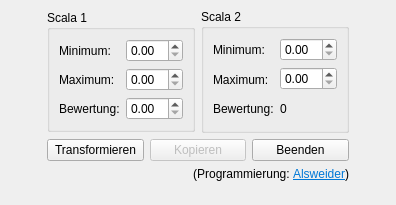
The window that mainwindow.ui (Alsweider/Scalatrafo) describes before a commit, drawn with Qt 5.
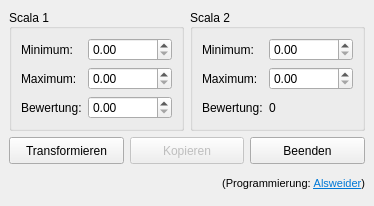
The same window after the commit.

```diff
--- a/mainwindow.ui
+++ b/mainwindow.ui
@@ -6,106 +6,123 @@
    <rect>
     <x>0</x>
     <y>0</y>
-    <width>396</width>
-    <height>205</height>
+    <width>374</width>
+    <height>206</height>
    </rect>
   </property>
+  <property name="sizePolicy">
+   <sizepolicy hsizetype="Expanding" vsizetype="Expanding">
+    <horstretch>0</horstretch>
+    <verstretch>0</verstretch>
+   </sizepolicy>
+  </property>
   <property name="windowTitle">
    <string>Scalatrafo v0.0.4</string>
   </property>
   <widget class="QWidget" name="centralwidget">
-   <layout class="QGridLayout" name="gridLayout_3">
+   <property name="sizePolicy">
+    <sizepolicy hsizetype="Expanding" vsizetype="Expanding">
+     <horstretch>0</horstretch>
+     <verstretch>0</verstretch>
+    </sizepolicy>
+   </property>
+   <layout class="QGridLayout" name="gridLayout">
     <item row="0" column="0">
-     <layout class="QHBoxLayout" name="horizontalLayout_4">
+     <layout class="QVBoxLayout" name="verticalLayout_2">
+      <item>
+       <layout class="QHBoxLayout" name="horizontalLayout_2">
       <item>
        <widget class="QGroupBox" name="groupBox">
         <property name="sizePolicy">
-         <sizepolicy hsizetype="Fixed" vsizetype="Fixed">
+           <sizepolicy hsizetype="Expanding" vsizetype="Expanding">
           <horstretch>0</horstretch>
           <verstretch>0</verstretch>
          </sizepolicy>
         </property>
-        <property name="styleSheet">
-         <string notr="true">font: 14pt &quot;Times New Roman&quot;;</string>
-        </property>
         <property name="title">
          <string>Scala 1</string>
         </property>
-        <layout class="QGridLayout" name="gridLayout">
-         <item row="0" column="1">
-          <layout class="QHBoxLayout" name="horizontalLayout">
-           <item>
-            <layout class="QVBoxLayout" name="verticalLayout">
-             <item>
+          <property name="alignment">
+           <set>Qt::AlignLeading|Qt::AlignLeft|Qt::AlignVCenter</set>
+          </property>
+          <layout class="QFormLayout" name="formLayout_2">
+           <item row="0" column="0">
               <widget class="QLabel" name="label">
+             <property name="sizePolicy">
+              <sizepolicy hsizetype="Expanding" vsizetype="Expanding">
+               <horstretch>0</horstretch>
+               <verstretch>0</verstretch>
+              </sizepolicy>
+             </property>
                <property name="toolTip">
                 <string>Niedrigstmöglicher Wert von Scala 1.</string>
                </property>
-               <property name="styleSheet">
-                <string notr="true">font: 14pt &quot;Times New Roman&quot;;</string>
-               </property>
                <property name="text">
                 <string>Minimum:</string>
                </property>
               </widget>
              </item>
-             <item>
+           <item row="0" column="1">
+            <widget class="QDoubleSpinBox" name="spinBoxMin1">
+             <property name="sizePolicy">
+              <sizepolicy hsizetype="Expanding" vsizetype="Expanding">
+               <horstretch>0</horstretch>
+               <verstretch>0</verstretch>
+              </sizepolicy>
+             </property>
+            </widget>
+           </item>
+           <item row="1" column="0">
               <widget class="QLabel" name="label_2">
+             <property name="sizePolicy">
+              <sizepolicy hsizetype="Expanding" vsizetype="Expanding">
+               <horstretch>0</horstretch>
+               <verstretch>0</verstretch>
+              </sizepolicy>
+             </property>
                <property name="toolTip">
                 <string>Größtmöglicher Wert von Scala 1.</string>
                </property>
-               <property name="styleSheet">
-                <string notr="true">font: 14pt &quot;Times New Roman&quot;;</string>
-               </property>
                <property name="text">
                 <string>Maximum:</string>
                </property>
               </widget>
              </item>
-             <item>
+           <item row="1" column="1">
+            <widget class="QDoubleSpinBox" name="spinBoxMax1">
+             <property name="sizePolicy">
+              <sizepolicy hsizetype="Expanding" vsizetype="Expanding">
+               <horstretch>0</horstretch>
+               <verstretch>0</verstretch>
+              </sizepolicy>
+             </property>
+            </widget>
+           </item>
+           <item row="2" column="0">
               <widget class="QLabel" name="label_3">
+             <property name="sizePolicy">
+              <sizepolicy hsizetype="Expanding" vsizetype="Expanding">
+               <horstretch>0</horstretch>
+               <verstretch>0</verstretch>
+              </sizepolicy>
+             </property>
                <property name="toolTip">
                 <string>Ein Wert zwischen Minimum und Maximum auf Scala 1.</string>
                </property>
-               <property name="styleSheet">
-                <string notr="true">font: 14pt &quot;Times New Roman&quot;;</string>
-               </property>
                <property name="text">
                 <string>Bewertung:</string>
                </property>
               </widget>
              </item>
-            </layout>
-           </item>
-           <item>
-            <layout class="QVBoxLayout" name="verticalLayout_6">
-             <item>
-              <widget class="QDoubleSpinBox" name="spinBoxMin1">
-               <property name="styleSheet">
-                <string notr="true">font: 14pt &quot;Times New Roman&quot;;</string>
-               </property>
-              </widget>
-             </item>
-             <item>
-              <widget class="QDoubleSpinBox" name="spinBoxMax1">
-               <property name="styleSheet">
-                <string notr="true">font: 14pt &quot;Times New Roman&quot;;</string>
-               </property>
-              </widget>
-             </item>
-             <item>
+           <item row="2" column="1">
               <widget class="QDoubleSpinBox" name="spinBoxBewertung1">
-               <property name="styleSheet">
-                <string notr="true">font: 14pt &quot;Times New Roman&quot;;</string>
-               </property>
-              </widget>
-             </item>
-            </layout>
-           </item>
-           <item>
-            <layout class="QVBoxLayout" name="verticalLayout_2"/>
-           </item>
-          </layout>
+             <property name="sizePolicy">
+              <sizepolicy hsizetype="Expanding" vsizetype="Expanding">
+               <horstretch>0</horstretch>
+               <verstretch>0</verstretch>
+              </sizepolicy>
+             </property>
+            </widget>
          </item>
         </layout>
        </widget>
@@ -113,83 +130,90 @@
       <item>
        <widget class="QGroupBox" name="groupBox_3">
         <property name="sizePolicy">
-         <sizepolicy hsizetype="Fixed" vsizetype="Fixed">
+           <sizepolicy hsizetype="Expanding" vsizetype="Expanding">
           <horstretch>0</horstretch>
           <verstretch>0</verstretch>
          </sizepolicy>
         </property>
-        <property name="styleSheet">
-         <string notr="true">font: 14pt &quot;Times New Roman&quot;;</string>
-        </property>
         <property name="title">
          <string>Scala 2</string>
         </property>
-        <layout class="QGridLayout" name="gridLayout_2">
+          <property name="alignment">
+           <set>Qt::AlignLeading|Qt::AlignLeft|Qt::AlignVCenter</set>
+          </property>
+          <layout class="QFormLayout" name="formLayout">
          <item row="0" column="0">
-          <layout class="QHBoxLayout" name="horizontalLayout_2">
-           <item>
-            <layout class="QVBoxLayout" name="verticalLayout_3">
-             <item>
               <widget class="QLabel" name="label_4">
+             <property name="sizePolicy">
+              <sizepolicy hsizetype="Expanding" vsizetype="Expanding">
+               <horstretch>0</horstretch>
+               <verstretch>0</verstretch>
+              </sizepolicy>
+             </property>
                <property name="toolTip">
                 <string>Niedrigstmöglicher Wert von Scala 2.</string>
                </property>
-               <property name="styleSheet">
-                <string notr="true">font: 14pt &quot;Times New Roman&quot;;</string>
-               </property>
                <property name="text">
                 <string>Minimum:</string>
                </property>
               </widget>
              </item>
-             <item>
+           <item row="0" column="1">
+            <widget class="QDoubleSpinBox" name="spinBoxMin2">
+             <property name="sizePolicy">
+              <sizepolicy hsizetype="Expanding" vsizetype="Expanding">
+               <horstretch>0</horstretch>
+               <verstretch>0</verstretch>
+              </sizepolicy>
+             </property>
+            </widget>
+           </item>
+           <item row="1" column="0">
               <widget class="QLabel" name="label_5">
+             <property name="sizePolicy">
+              <sizepolicy hsizetype="Expanding" vsizetype="Expanding">
+               <horstretch>0</horstretch>
+               <verstretch>0</verstretch>
+              </sizepolicy>
+             </property>
                <property name="toolTip">
                 <string>Größtmöglicher Wert von Scala 2.</string>
                </property>
-               <property name="styleSheet">
-                <string notr="true">font: 14pt &quot;Times New Roman&quot;;</string>
-               </property>
                <property name="text">
                 <string>Maximum:</string>
                </property>
               </widget>
              </item>
-             <item>
+           <item row="1" column="1">
+            <widget class="QDoubleSpinBox" name="spinBoxMax2">
+             <property name="sizePolicy">
+              <sizepolicy hsizetype="Expanding" vsizetype="Expanding">
+               <horstretch>0</horstretch>
+               <verstretch>0</verstretch>
+              </sizepolicy>
+             </property>
+            </widget>
+           </item>
+           <item row="2" column="0">
               <widget class="QLabel" name="label_6">
+             <property name="sizePolicy">
+              <sizepolicy hsizetype="Expanding" vsizetype="Expanding">
+               <horstretch>0</horstretch>
+               <verstretch>0</verstretch>
+              </sizepolicy>
+             </property>
                <property name="toolTip">
                 <string>Der von Scala 1 nach Scala 2 übertragene Wert.</string>
                </property>
-               <property name="styleSheet">
-                <string notr="true">font: 14pt &quot;Times New Roman&quot;;</string>
-               </property>
                <property name="text">
                 <string>Bewertung:</string>
                </property>
               </widget>
              </item>
-            </layout>
-           </item>
-           <item>
-            <layout class="QVBoxLayout" name="verticalLayout_4">
-             <item>
-              <widget class="QDoubleSpinBox" name="spinBoxMin2">
-               <property name="styleSheet">
-                <string notr="true">font: 14pt &quot;Times New Roman&quot;;</string>
-               </property>
-              </widget>
-             </item>
-             <item>
-              <widget class="QDoubleSpinBox" name="spinBoxMax2">
-               <property name="styleSheet">
-                <string notr="true">font: 14pt &quot;Times New Roman&quot;;</string>
-               </property>
-              </widget>
-             </item>
-             <item>
+           <item row="2" column="1">
               <widget class="QLabel" name="labelBewertung">
                <property name="sizePolicy">
-                <sizepolicy hsizetype="Preferred" vsizetype="Fixed">
+              <sizepolicy hsizetype="Expanding" vsizetype="Expanding">
                  <horstretch>0</horstretch>
                  <verstretch>0</verstretch>
                 </sizepolicy>
@@ -197,33 +221,34 @@
                <property name="minimumSize">
                 <size>
                  <width>0</width>
-                 <height>25</height>
+               <height>0</height>
                 </size>
                </property>
                <property name="toolTip">
                 <string>Umgerechnete Bewertung.</string>
                </property>
-               <property name="styleSheet">
-                <string notr="true">font: 700 14pt &quot;Times New Roman&quot;;</string>
-               </property>
                <property name="text">
                 <string>0</string>
                </property>
               </widget>
              </item>
             </layout>
-           </item>
-          </layout>
-         </item>
-        </layout>
        </widget>
       </item>
      </layout>
     </item>
-    <item row="1" column="0">
-     <layout class="QHBoxLayout" name="horizontalLayout_3">
+      <item>
+       <layout class="QVBoxLayout" name="verticalLayout">
+        <item>
+         <layout class="QHBoxLayout" name="horizontalLayout">
       <item>
        <widget class="QPushButton" name="pushButtonTransform">
+            <property name="sizePolicy">
+             <sizepolicy hsizetype="Expanding" vsizetype="Expanding">
+              <horstretch>0</horstretch>
+              <verstretch>0</verstretch>
+             </sizepolicy>
+            </property>
         <property name="toolTip">
          <string>Überträgt die Bewertung von Scala 1 nach Scala 2.</string>
         </property>
@@ -237,6 +262,12 @@
         <property name="enabled">
          <bool>false</bool>
         </property>
+            <property name="sizePolicy">
+             <sizepolicy hsizetype="Expanding" vsizetype="Expanding">
+              <horstretch>0</horstretch>
+              <verstretch>0</verstretch>
+             </sizepolicy>
+            </property>
         <property name="toolTip">
          <string>Kopiert das Ergebnis in die Zwischenablage.</string>
         </property>
@@ -247,6 +278,12 @@
       </item>
       <item>
        <widget class="QPushButton" name="pushButtonBeenden">
+            <property name="sizePolicy">
+             <sizepolicy hsizetype="Expanding" vsizetype="Expanding">
+              <horstretch>0</horstretch>
+              <verstretch>0</verstretch>
+             </sizepolicy>
+            </property>
         <property name="toolTip">
          <string>Schließt das Programm.</string>
         </property>
@@ -257,21 +294,35 @@
       </item>
      </layout>
     </item>
-    <item row="2" column="0">
+        <item>
      <widget class="QLabel" name="labelFusszeile">
-      <property name="styleSheet">
-       <string notr="true">font: 8pt &quot;Segoe UI&quot;;</string>
+          <property name="sizePolicy">
+           <sizepolicy hsizetype="Expanding" vsizetype="Expanding">
+            <horstretch>0</horstretch>
+            <verstretch>0</verstretch>
+           </sizepolicy>
       </property>
       <property name="text">
-       <string>&lt;html&gt;&lt;head/&gt;&lt;body&gt;&lt;p align=&quot;right&quot;&gt;(Programmierung: &lt;a href=&quot;https://github.com/Alsweider/&quot;&gt;&lt;span style=&quot; text-decoration: underline; color:#0078d7;&quot;&gt;Alsweider&lt;/span&gt;&lt;/a&gt;)&lt;/p&gt;&lt;/body&gt;&lt;/html&gt;</string>
+           <string>&lt;!DOCTYPE HTML PUBLIC &quot;-//W3C//DTD HTML 4.0//EN&quot; &quot;http://www.w3.org/TR/REC-html40/strict.dtd&quot;&gt;
+&lt;html&gt;&lt;head&gt;&lt;meta name=&quot;qrichtext&quot; content=&quot;1&quot; /&gt;&lt;meta charset=&quot;utf-8&quot; /&gt;&lt;style type=&quot;text/css&quot;&gt;
+p, li { white-space: pre-wrap; }
+hr { height: 1px; border-width: 0; }
+li.unchecked::marker { content: &quot;\2610&quot;; }
+li.checked::marker { content: &quot;\2612&quot;; }
+&lt;/style&gt;&lt;/head&gt;&lt;body style=&quot; font-family:'Segoe UI'; font-size:9pt; font-weight:400; font-style:normal;&quot;&gt;
+&lt;p align=&quot;right&quot; style=&quot; margin-top:12px; margin-bottom:12px; margin-left:0px; margin-right:0px; -qt-block-indent:0; text-indent:0px;&quot;&gt;&lt;span style=&quot; font-size:8pt;&quot;&gt;(Programmierung: &lt;/span&gt;&lt;a href=&quot;https://github.com/Alsweider/&quot;&gt;&lt;span style=&quot; font-size:8pt; text-decoration: underline; color:#0078d7;&quot;&gt;Alsweider&lt;/span&gt;&lt;/a&gt;&lt;span style=&quot; font-size:8pt;&quot;&gt;)&lt;/span&gt;&lt;/p&gt;&lt;/body&gt;&lt;/html&gt;</string>
       </property>
       <property name="alignment">
-       <set>Qt::AlignLeading|Qt::AlignLeft|Qt::AlignTop</set>
+           <set>Qt::AlignRight|Qt::AlignTrailing|Qt::AlignVCenter</set>
       </property>
       <property name="openExternalLinks">
        <bool>true</bool>
       </property>
      </widget>
+        </item>
+       </layout>
+      </item>
+     </layout>
     </item>
    </layout>
   </widget>
```
Lines whose indentation alone changed are shown as unchanged.
